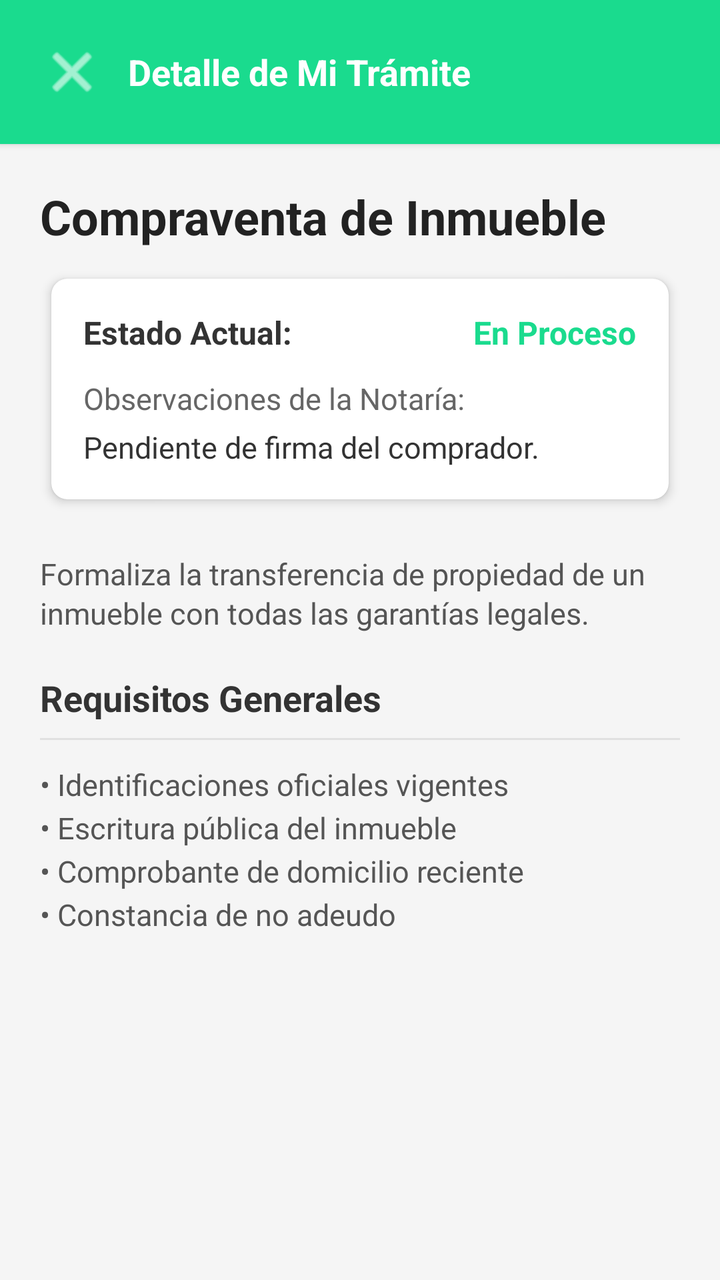
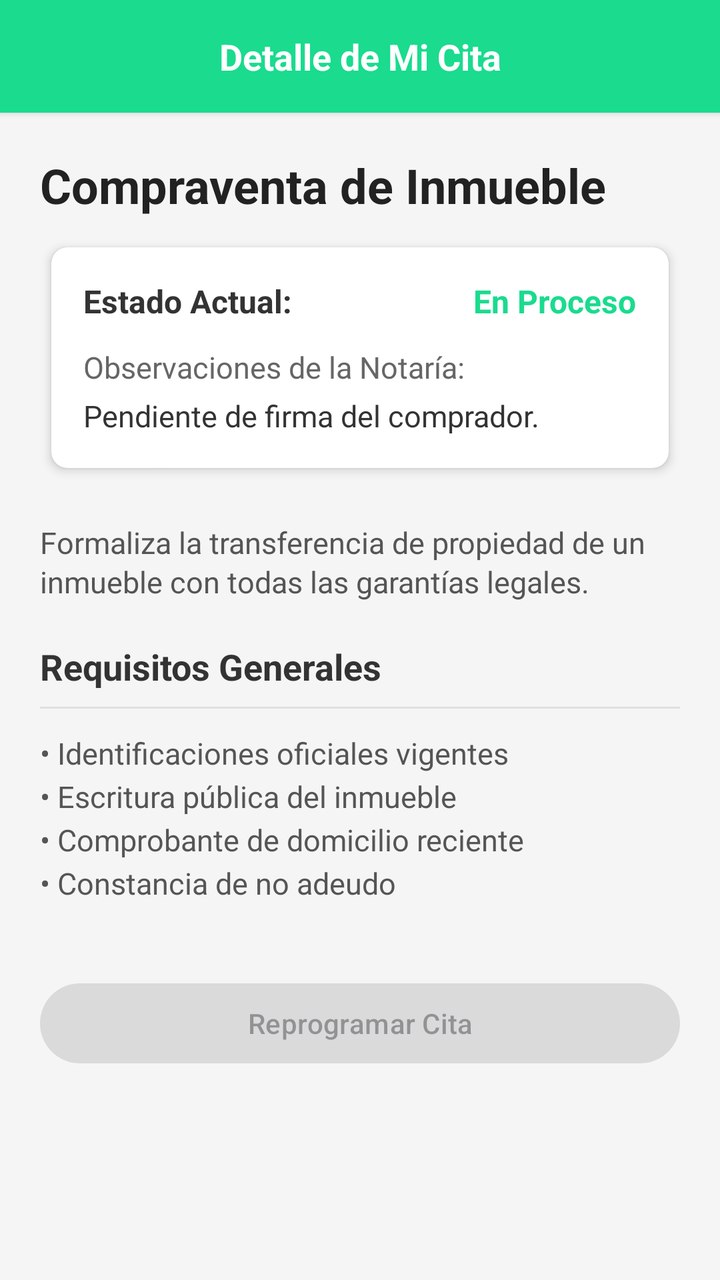

Screens rendered from an Android XML layout before and after an edit, with the pre-edit source and the edit as a unified diff.
<!-- AndroidManifest.xml: application theme Theme.Proyecto_Notaria -->
<!-- res/layout/activity_detalle_mi_cita.xml -->
<?xml version="1.0" encoding="utf-8"?>
<ScrollView xmlns:android="http://schemas.android.com/apk/res/android"
    xmlns:app="http://schemas.android.com/apk/res-auto"
    android:layout_width="match_parent"
    android:layout_height="match_parent"
    android:background="@color/fondo_claro">

    <LinearLayout
        android:layout_width="match_parent"
        android:layout_height="wrap_content"
        android:orientation="vertical">

        
        <LinearLayout
            android:layout_width="match_parent"
            android:layout_height="wrap_content"
            android:orientation="horizontal"
            android:padding="16dp"
            android:background="@color/colorPrimary"
            android:elevation="2dp"
            android:gravity="center_vertical">

            <ImageButton
                android:id="@+id/buttonVolver"
                android:layout_width="40dp"
                android:layout_height="40dp"
                android:background="?attr/selectableItemBackgroundBorderless"
                android:contentDescription="Volver"
                android:tint="@color/white"
                android:src="@android:drawable/ic_menu_close_clear_cancel" />

            <TextView
                android:layout_width="0dp"
                android:layout_height="wrap_content"
                android:layout_weight="1"
                android:text="Detalle de Mi Trámite"
                android:textSize="18sp"
                android:textStyle="bold"
                android:textColor="@color/white"
                android:layout_marginStart="8dp" />
        </LinearLayout>

        
        <LinearLayout
            android:layout_width="match_parent"
            android:layout_height="wrap_content"
            android:orientation="vertical"
            android:padding="20dp">

            
            <TextView
                android:id="@+id/textViewTituloTramite"
                android:layout_width="match_parent"
                android:layout_height="wrap_content"
                android:text="Compraventa de Inmueble"
                android:textSize="24sp"
                android:textStyle="bold"
                android:textColor="#222222"
                android:paddingBottom="8dp" />

            
            <androidx.cardview.widget.CardView
                android:id="@+id/cardViewEstadoTramite"
                android:layout_width="match_parent"
                android:layout_height="wrap_content"
                app:cardCornerRadius="8dp"
                app:cardElevation="3dp"
                android:layout_marginBottom="20dp"
                app:cardUseCompatPadding="true">

                <LinearLayout
                    android:layout_width="match_parent"
                    android:layout_height="wrap_content"
                    android:orientation="vertical"
                    android:padding="16dp">

                    
                    <LinearLayout
                        android:layout_width="match_parent"
                        android:layout_height="wrap_content"
                        android:orientation="horizontal"
                        android:paddingBottom="12dp">

                        <TextView
                            android:layout_width="0dp"
                            android:layout_height="wrap_content"
                            android:layout_weight="1"
                            android:text="Estado Actual:"
                            android:textSize="16sp"
                            android:textStyle="bold"
                            android:textColor="#333333" />

                        <TextView
                            android:id="@+id/textViewEstado"
                            android:layout_width="wrap_content"
                            android:layout_height="wrap_content"
                            android:text="En Proceso"
                            android:textSize="16sp"
                            android:textStyle="bold"
                            android:textColor="@color/colorPrimary" />
                    </LinearLayout>

                    
                    <TextView
                        android:layout_width="wrap_content"
                        android:layout_height="wrap_content"
                        android:text="Observaciones de la Notaría:"
                        android:textSize="15sp"
                        android:textColor="#666666"
                        android:paddingBottom="4dp"/>

                    <TextView
                        android:id="@+id/textViewObservaciones"
                        android:layout_width="match_parent"
                        android:layout_height="wrap_content"
                        android:text="Pendiente de firma del comprador."
                        android:textSize="15sp"
                        android:textColor="#333333" />
                </LinearLayout>
            </androidx.cardview.widget.CardView>

             
            <TextView
                android:id="@+id/textViewDescripcion"
                android:layout_width="match_parent"
                android:layout_height="wrap_content"
                android:text="Formaliza la transferencia de propiedad de un inmueble con todas las garantías legales."
                android:textSize="15sp"
                android:textColor="#555555"
                android:lineSpacingExtra="2dp"
                android:paddingBottom="20dp" />

            
            <TextView
                android:layout_width="match_parent"
                android:layout_height="wrap_content"
                android:text="Requisitos Generales"
                android:textSize="18sp"
                android:textStyle="bold"
                android:textColor="#333333"
                android:paddingBottom="8dp" />

            <View
                android:layout_width="match_parent"
                android:layout_height="1dp"
                android:background="#E0E0E0"
                android:layout_marginBottom="12dp" />

            
            <TextView
                android:id="@+id/textViewRequisitos"
                android:layout_width="match_parent"
                android:layout_height="wrap_content"
                android:text="• Identificaciones oficiales vigentes\n• Escritura pública del inmueble\n• Comprobante de domicilio reciente\n• Constancia de no adeudo"
                android:textSize="15sp"
                android:textColor="#555555"
                android:lineSpacingExtra="4dp"
                android:paddingBottom="20dp" />

        </LinearLayout>
    </LinearLayout>
</ScrollView>
<!-- resources referenced by this layout -->
<resources>
  <color name="colorPrimary">#1adb8e</color>
  <color name="fondo_claro">#F5F5F5</color>
  <color name="white">#FFFFFFFF</color>
  <style name="Theme.Proyecto_Notaria" parent="Base.Theme.Proyecto_Notaria" />
  <style name="Base.Theme.Proyecto_Notaria" parent="Theme.Material3.DayNight.NoActionBar">
          
          
      </style>
</resources>

<!-- the commit's change to res/layout/activity_detalle_mi_cita.xml (unified diff, before → after) -->
@@ -20,24 +20,14 @@
             android:elevation="2dp"
             android:gravity="center_vertical">
 
-            <ImageButton
-                android:id="@+id/buttonVolver"
-                android:layout_width="40dp"
-                android:layout_height="40dp"
-                android:background="?attr/selectableItemBackgroundBorderless"
-                android:contentDescription="Volver"
-                android:tint="@color/white"
-                android:src="@android:drawable/ic_menu_close_clear_cancel" />
-
             <TextView
-                android:layout_width="0dp"
+                android:layout_width="match_parent"
                 android:layout_height="wrap_content"
-                android:layout_weight="1"
-                android:text="Detalle de Mi Trámite"
+                android:text="Detalle de Mi Cita"
                 android:textSize="18sp"
                 android:textStyle="bold"
                 android:textColor="@color/white"
-                android:layout_marginStart="8dp" />
+                android:gravity="center" />
         </LinearLayout>
 
         
@@ -157,6 +147,15 @@
                 android:lineSpacingExtra="4dp"
                 android:paddingBottom="20dp" />
 
+            
+            <Button
+                android:id="@+id/buttonReprogramarCita"
+                android:layout_width="match_parent"
+                android:layout_height="wrap_content"
+                android:text="Reprogramar Cita"
+                android:layout_marginTop="16dp"
+                android:enabled="false" />
+
         </LinearLayout>
     </LinearLayout>
 </ScrollView>
